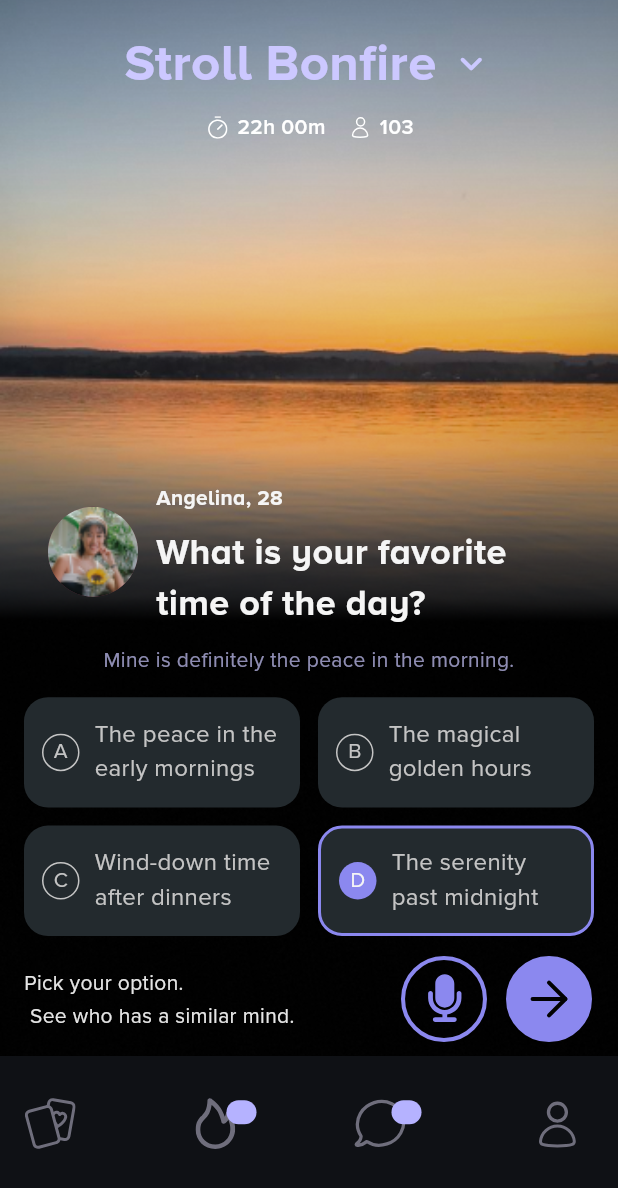
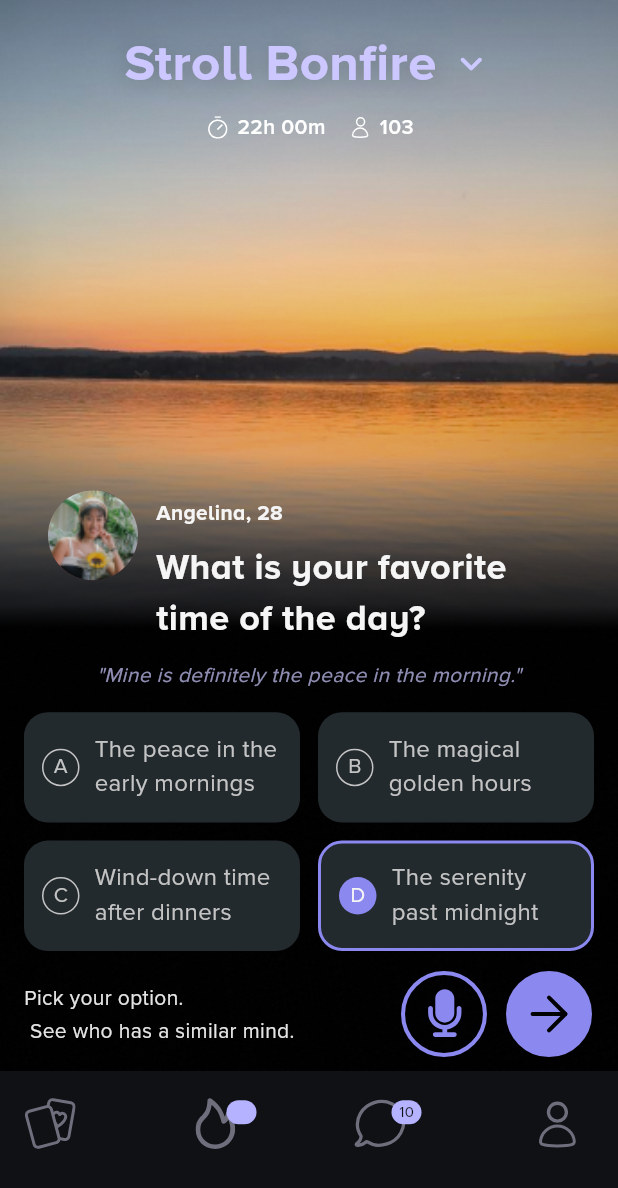
Before and after one commit to vicez/scroll_task, a Flutter app: the screen it shows after launch, on a phone screen of 412 x 824 dp. Shown: the top 1188 px of the screen. Run offline on Flutter 3.47's test engine with Material 3 defaults, Android fonts, the light colour scheme and no system bars; our stand-ins replace flutter_svg.

Commit message:
addressed some styling issues

```diff
--- a/scroll_task/lib/screens/bonfire_page.dart
+++ b/scroll_task/lib/screens/bonfire_page.dart
@@ -43,7 +43,9 @@ class _BonFirePageState extends State<BonFirePage> {
     return Scaffold(
       bottomNavigationBar: CustomBottomNav(
         navItems: navItems,
-        onTap: () {},
+        onTap: () {
+          //change page route via method
+        },
       ),
       body: Stack(
         children: [
@@ -83,6 +85,13 @@ class _BonFirePageState extends State<BonFirePage> {
                           fontSize: 34,
                           fontWeight: FontWeight.w700,
                           color: Color(0xffCCC8FF),
+                          shadows: <Shadow>[
+                            Shadow(
+                              offset: Offset(0, 2),
+                              blurRadius: 20,
+                              color: Color.fromRGBO(0, 0, 0, 0.2),
+                            ),
+                          ],
                         ),
                       ),
                       SizedBox(width: 8),
@@ -149,6 +158,7 @@ class _BonFirePageState extends State<BonFirePage> {
                     padding: EdgeInsets.symmetric(horizontal: 16),
                     child: Row(
                       mainAxisSize: MainAxisSize.min,
+                      crossAxisAlignment: CrossAxisAlignment.start,
                       children: [
                         CircleAvatar(
                           radius: 30,
@@ -189,12 +199,13 @@ class _BonFirePageState extends State<BonFirePage> {
                   const SizedBox(height: 12),
                   const Center(
                     child: Text(
-                      'Mine is definitely the peace in the morning.',
+                      '"Mine is definitely the peace in the morning."',
                       textAlign: TextAlign.center,
                       style: TextStyle(
                         color: Color.fromRGBO(203, 201, 255, 0.7),
                         fontWeight: FontWeight.w400,
                         fontSize: 14,
+                        fontStyle: FontStyle.italic,
                       ),
                     ),
                   ),
--- a/scroll_task/lib/widgets/custom_buttom_nav_bar.dart
+++ b/scroll_task/lib/widgets/custom_buttom_nav_bar.dart
@@ -22,13 +22,15 @@ class CustomBottomNav extends StatelessWidget {
         left: 16,
         right: 16,
         bottom: 50,
-        top: 20,
+        top: 10,
       ),
       child: Row(
         crossAxisAlignment: CrossAxisAlignment.center,
         mainAxisAlignment: MainAxisAlignment.spaceBetween,
         children: navItems.map((item) {
-          final Size iconSize = item.iconName != 'profile' ? const Size(35, 35) : const Size(50, 50);
+          final Size iconSize = item.iconName != 'profile'
+              ? const Size(35, 35)
+              : const Size(50, 50);
 
           return GestureDetector(
             onTap: onTap,
@@ -54,10 +56,12 @@ class CustomBottomNav extends StatelessWidget {
                         borderRadius: BorderRadius.circular(18),
                       ),
                       child: Text(
-                        item.notificationCount.toString(),
+                        item.notificationCount != null
+                            ? item.notificationCount.toString()
+                            : '',
                         style: const TextStyle(
-                          color: Color(0x000F1115),
-                          fontSize: 18,
+                          color: Color(0xff0F1115),
+                          fontSize: 10,
                         ),
                       ),
                     ),
```
